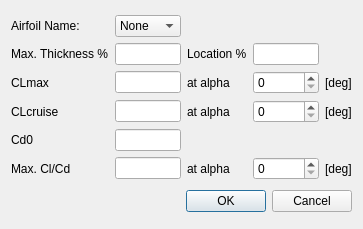
The window that gui/AirfoilDialog.ui (varun-sudarsanan/opaide) describes before a commit, drawn with Qt 5.
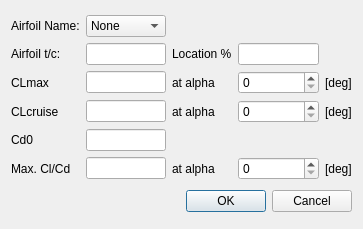
The same window after the commit.

Patch:
```diff
--- a/gui/AirfoilDialog.ui
+++ b/gui/AirfoilDialog.ui
@@ -128,7 +128,7 @@
      <item row="1" column="0">
       <widget class="QLabel" name="label_9">
        <property name="text">
-        <string>Max. Thickness %</string>
+        <string>Airfoil t/c:</string>
        </property>
       </widget>
      </item>
```
Left out of the diff: 2 changed lines with no effect on the pictures.
